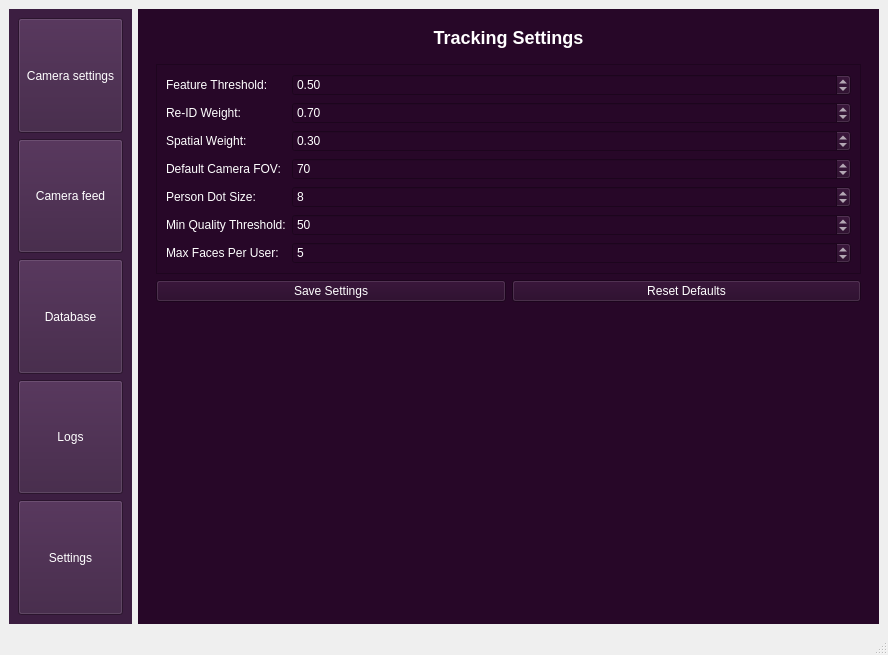
Qt form UIs/main.ui (Sahasvinandith/ObserveAI_main) before a commit.
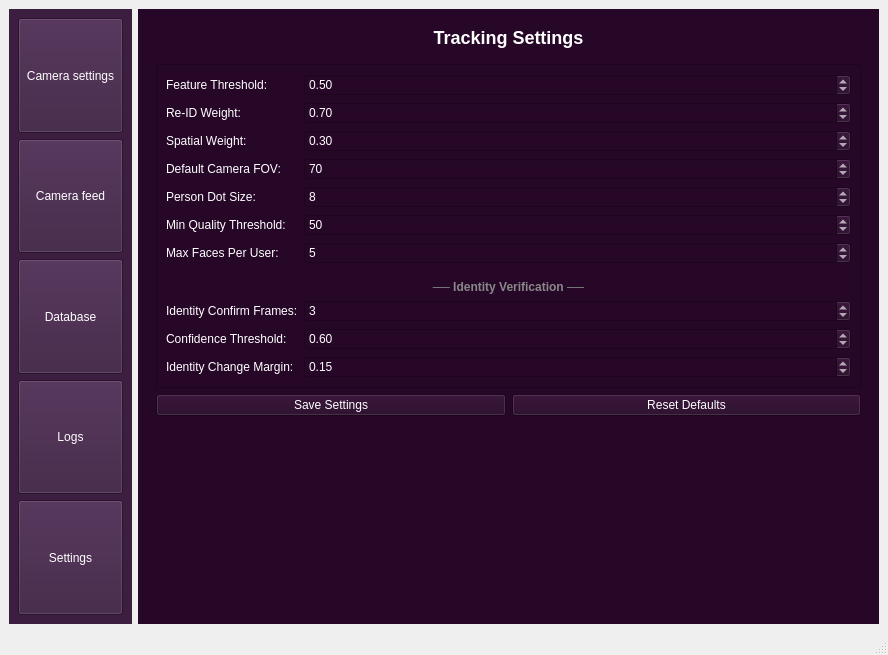
The same form after that commit. The open tabs and pages were chosen to show the change.

Commit message: Added new settings and features. Updated the database to hold 5 images of user and then update the database based on quality features. updated the recognition part with new settings consecutive frames for recognize.

Patch:
```diff
--- a/UIs/main.ui
+++ b/UIs/main.ui
@@ -498,6 +498,103 @@
                 </property>
                </widget>
               </item>
+              <item row="7" column="0" colspan="2">
+               <widget class="QLabel" name="identity_section_label">
+                <property name="text">
+                 <string>── Identity Verification ──</string>
+                </property>
+                <property name="alignment">
+                 <set>Qt::AlignmentFlag::AlignCenter</set>
+                </property>
+                <property name="styleSheet">
+                 <string>font-weight: bold; color: #888; margin-top: 10px;</string>
+                </property>
+               </widget>
+              </item>
+              <item row="8" column="0">
+               <widget class="QLabel" name="identity_confirm_frames_label">
+                <property name="text">
+                 <string>Identity Confirm Frames:</string>
+                </property>
+                <property name="toolTip">
+                 <string>Number of consecutive frames a face must be recognized as the same user before locking identity. Higher = more accurate but slower confirmation.</string>
+                </property>
+               </widget>
+              </item>
+              <item row="8" column="1">
+               <widget class="QSpinBox" name="identity_confirm_frames_spinbox">
+                <property name="toolTip">
+                 <string>3 = Lock after 3 consistent matches</string>
+                </property>
+                <property name="minimum">
+                 <number>1</number>
+                </property>
+                <property name="maximum">
+                 <number>10</number>
+                </property>
+                <property name="value">
+                 <number>3</number>
+                </property>
+               </widget>
+              </item>
+              <item row="9" column="0">
+               <widget class="QLabel" name="identity_confidence_label">
+                <property name="text">
+                 <string>Confidence Threshold:</string>
+                </property>
+                <property name="toolTip">
+                 <string>Maximum distance to accept a face match. Lower = stricter matching. Matches above this threshold are rejected.</string>
+                </property>
+               </widget>
+              </item>
+              <item row="9" column="1">
+               <widget class="QDoubleSpinBox" name="identity_confidence_spinbox">
+                <property name="toolTip">
+                 <string>0.6 = Reject matches with distance > 0.6</string>
+                </property>
+                <property name="minimum">
+                 <double>0.100000000000000</double>
+                </property>
+                <property name="maximum">
+                 <double>1.000000000000000</double>
+                </property>
+                <property name="singleStep">
+                 <double>0.050000000000000</double>
+                </property>
+                <property name="value">
+                 <double>0.600000000000000</double>
+                </property>
+               </widget>
+              </item>
+              <item row="10" column="0">
+               <widget class="QLabel" name="identity_margin_label">
+                <property name="text">
+                 <string>Identity Change Margin:</string>
+                </property>
+                <property name="toolTip">
+                 <string>How much better a new match must be to change a locked identity. Higher = harder to change, more stable.</string>
+                </property>
+               </widget>
+              </item>
+              <item row="10" column="1">
+               <widget class="QDoubleSpinBox" name="identity_margin_spinbox">
+                <property name="toolTip">
+                 <string>0.15 = New match must be 0.15 better to change</string>
+                </property>
+                <property name="minimum">
+                 <double>0.050000000000000</double>
+                </property>
+                <property name="maximum">
+                 <double>0.500000000000000</double>
+                </property>
+                <property name="singleStep">
+                 <double>0.050000000000000</double>
+                </property>
+                <property name="value">
+                 <double>0.150000000000000</double>
+                </property>
+               </widget>
+              </item>
              </layout>
             </widget>
            </item>
```
The commit also changes 6 other files.
